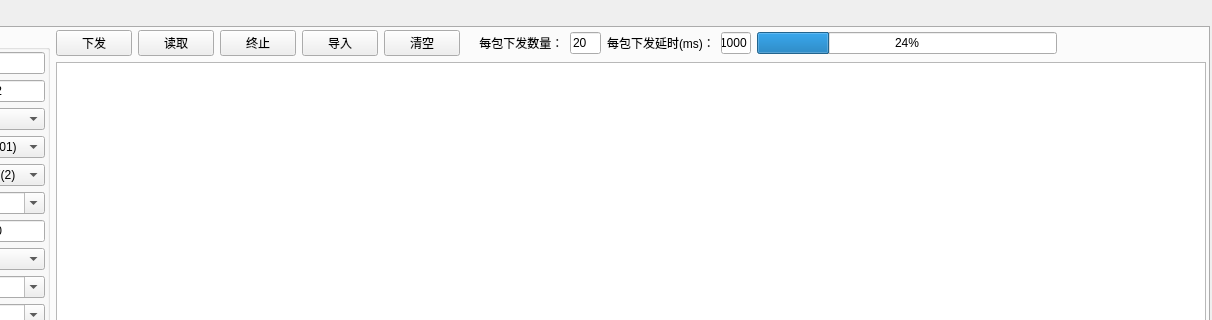
This is master/UI/param_dread_window.ui in liuning587/698master as Qt 5 draws it before an edit; both pictures show x 208 to 1420 and y 0 to 320 of the 1420 by 784 pixel window. The edited form follows.
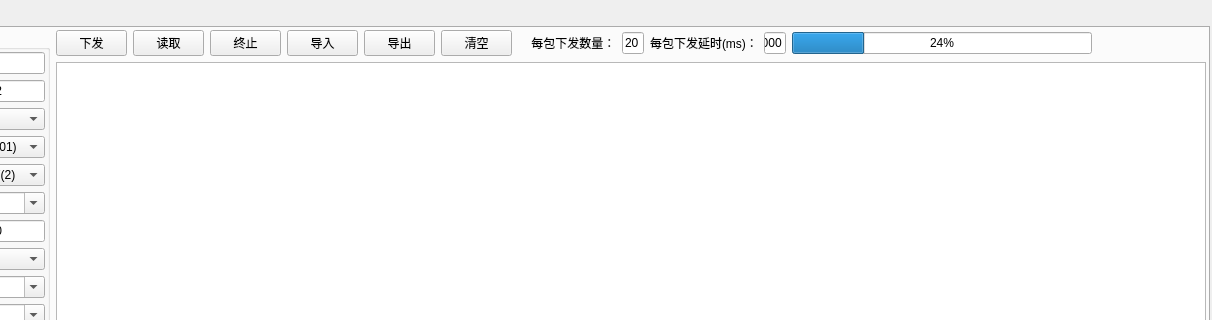
This is the edited form.

Patch:
```diff
--- a/master/UI/param_dread_window.ui
+++ b/master/UI/param_dread_window.ui
@@ -1291,6 +1291,22 @@
                 </property>
                </widget>
               </item>
+              <item>
+               <widget class="QPushButton" name="PushButton_export">
+                <property name="enabled">
+                 <bool>true</bool>
+                </property>
+                <property name="minimumSize">
+                 <size>
+                  <width>50</width>
+                  <height>0</height>
+                 </size>
+                </property>
+                <property name="text">
+                 <string>导出</string>
+                </property>
+               </widget>
+              </item>
               <item>
                <widget class="QPushButton" name="PushButton_clear">
                 <property name="enabled">
```
